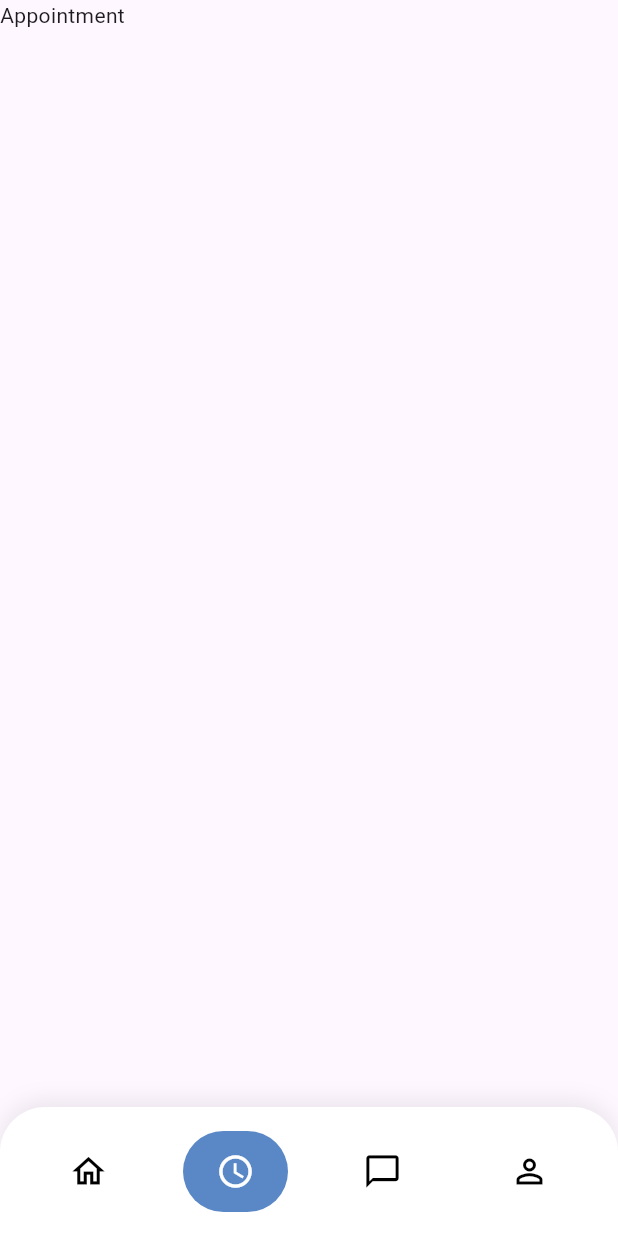
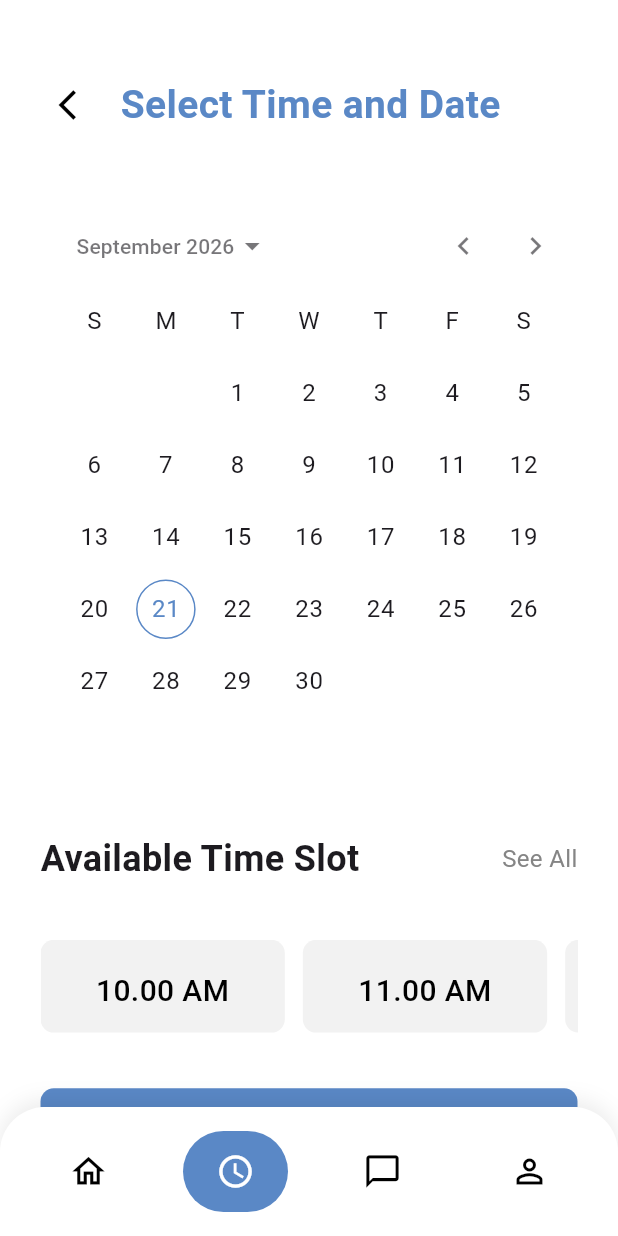
Before and after one commit to nouraalmufty-205/workshop, a Flutter app: the screen it shows after launch, item 2 of the bottom bar chosen, on a phone screen of 412 x 824 dp. Run offline on Flutter 3.47's test engine with Material 3 defaults, Android fonts, the phone set to English and light mode, and no system bars; drawn by our look-alikes of calendar_date_picker2, google_nav_bar; our stand-ins replace carousel_slider, flutter_screenutil, smooth_page_indicator.

Commit message:
appointment and select time screens

```diff
--- /dev/null
+++ b/lib/Screens/appointment/widget/timeslot.dart
@@ -0,0 +1,44 @@
+import 'package:flutter/material.dart';
+import 'package:flutter_screenutil/flutter_screenutil.dart';
+
+class TimeSlotButton extends StatefulWidget {
+  final String time;
+
+  const TimeSlotButton({super.key, required this.time});
+
+  @override
+  State<TimeSlotButton> createState() => _TimeSlotButtonState();
+}
+
+class _TimeSlotButtonState extends State<TimeSlotButton> {
+  bool isSelected = false;
+
+  @override
+  Widget build(BuildContext context) {
+    return GestureDetector(
+      onTap: () {
+        setState(() {
+          isSelected = !isSelected;
+        });
+      },
+      child: Container(
+        height: 70.h,
+        width: 170.w,
+        padding: const EdgeInsets.symmetric(vertical: 20, horizontal: 16),
+        decoration: BoxDecoration(
+          color: isSelected ? const Color(0xFF6E85B7) : const Color(0xFFF2F2F2),
+          borderRadius: BorderRadius.circular(10.r),
+        ),
+        child: Text(
+          widget.time,
+          textAlign: TextAlign.center,
+          style: TextStyle(
+            fontSize: 20,
+            fontWeight: FontWeight.w500,
+            color: isSelected ? Colors.white : Colors.black,
+          ),
+        ),
+      ),
+    );
+  }
+}
--- a/lib/Screens/home/homescrn.dart
+++ b/lib/Screens/home/homescrn.dart
@@ -14,7 +14,6 @@ class HomeScreen extends StatelessWidget {
   @override
   Widget build(BuildContext context) {
     return Scaffold(
-      backgroundColor: Colors.white,
       body: SingleChildScrollView(
         child: SafeArea(
           child: Padding(
--- a/lib/Screens/loginscrn.dart
+++ b/lib/Screens/loginscrn.dart
@@ -1,5 +1,5 @@
 import 'package:flutter/material.dart';
-import 'package:workshopapp/widgets/bottom.dart';
+import 'package:workshopapp/widgets/botton.dart';
 import 'package:workshopapp/widgets/validator.dart';
 
 class LoginScreen extends StatelessWidget {
@@ -95,7 +95,7 @@ class LoginScreen extends StatelessWidget {
                 ),
               ),
               SizedBox(height: 40),
-              BlueBottom(title: "Sign Up"),
+              BlueButton(title: "Sign Up"),
               SizedBox(height: 29),
               Align(
                 alignment: AlignmentGeometry.center,
--- a/lib/Screens/navbar.dart
+++ b/lib/Screens/navbar.dart
@@ -3,7 +3,8 @@ import 'package:google_nav_bar/google_nav_bar.dart';
 import 'package:workshopapp/Screens/accountscreen.dart';
 import 'package:workshopapp/Screens/home/homescrn.dart';
 import 'package:workshopapp/Screens/messagescreen.dart';
-import 'package:workshopapp/appointmentscreen.dart';
+
+import 'package:workshopapp/Screens/selecttimeanddate.dart';
 
 class BottomNavBarScreen extends StatefulWidget {
   const BottomNavBarScreen({super.key});
@@ -16,7 +17,7 @@ class _BottomNavBarScreenState extends State<BottomNavBarScreen> {
   int currentIndex = 0;
   final List<Widget> screens = [
     HomeScreen(),
-    AppointmentScreen(),
+    SelectTimeAndDate(),
     MessageScreen(),
     AccountScreen(),
   ];
@@ -24,6 +25,7 @@ class _BottomNavBarScreenState extends State<BottomNavBarScreen> {
   @override
   Widget build(BuildContext context) {
     return Scaffold(
+      backgroundColor: Colors.white,
       body: IndexedStack(index: currentIndex, children: screens),
       bottomNavigationBar: Container(
         decoration: const BoxDecoration(
--- /dev/null
+++ b/lib/Screens/selecttimeanddate.dart
@@ -0,0 +1,79 @@
+import 'package:calendar_date_picker2/calendar_date_picker2.dart';
+import 'package:flutter/material.dart';
+import 'package:flutter_screenutil/flutter_screenutil.dart';
+import 'package:workshopapp/Screens/appointment/widget/timeslot.dart';
+import 'package:workshopapp/Screens/paymentscreen.dart';
+import 'package:workshopapp/widgets/botton.dart';
+import 'package:workshopapp/widgets/pageheader.dart';
+import 'package:workshopapp/widgets/seeall.dart';
+
+class SelectTimeAndDate extends StatefulWidget {
+  const SelectTimeAndDate({super.key});
+
+  @override
+  State<SelectTimeAndDate> createState() => _SelectTimeAndDateState();
+}
+
+class _SelectTimeAndDateState extends State<SelectTimeAndDate> {
+  final List<String> times = const ["10.00 AM", "11.00 AM", "12.00 PM"];
+  List<DateTime?> _dates = [];
+  @override
+  Widget build(BuildContext context) {
+    return SingleChildScrollView(
+      child: Padding(
+        padding: const EdgeInsets.symmetric(horizontal: 27, vertical: 46),
+        child: Column(
+          children: [
+            PageHearder(title: "Select Time and Date"),
+            50.verticalSpace,
+            CalendarDatePicker2(
+              config: CalendarDatePicker2Config(
+                calendarType: CalendarDatePicker2Type.multi,
+                selectedDayHighlightColor: const Color(0xff5A88C6),
+                todayTextStyle: const TextStyle(
+                  color: Colors.black,
+                  fontWeight: FontWeight.w600,
+                ),
+                weekdayLabelTextStyle: const TextStyle(
+                  color: Colors.black,
+                  fontWeight: FontWeight.w600,
+                ),
+                controlsTextStyle: const TextStyle(
+                  color: Colors.black,
+                  fontWeight: FontWeight.w700,
+                  fontSize: 16,
+                ),
+              ),
+              value: _dates,
+              onValueChanged: (dates) => _dates = dates,
+            ),
+            33.verticalSpace,
+            SeeAll(title: "Available Time Slot"),
+            42.verticalSpace,
+            SizedBox(
+              height: 70.h,
+              child: ListView.separated(
+                scrollDirection: Axis.horizontal,
+                itemCount: times.length,
+                separatorBuilder: (context, index) => const SizedBox(width: 12),
+                itemBuilder: (context, index) {
+                  return TimeSlotButton(time: times[index]);
+                },
+              ),
+            ),
+            42.verticalSpace,
+            BlueButton(
+              title: "Set Appointment",
+              onPressed: () {
+                Navigator.push(
+                  context,
+                  MaterialPageRoute(builder: (context) => Paymentscreen()),
+                );
+              },
+            ),
+          ],
+        ),
+      ),
+    );
+  }
+}
--- a/lib/Screens/signup.dart
+++ b/lib/Screens/signup.dart
@@ -1,5 +1,5 @@
 import 'package:flutter/material.dart';
-import 'package:workshopapp/widgets/bottom.dart';
+import 'package:workshopapp/widgets/botton.dart';
 import 'package:workshopapp/widgets/validator.dart';
 
 class SignupScreen extends StatelessWidget {
@@ -85,7 +85,7 @@ class SignupScreen extends StatelessWidget {
                 ),
               ),
               SizedBox(height: 70),
-              BlueBottom(title: "Sign In"),
+              BlueButton(title: "Sign In"),
               SizedBox(height: 29),
               Align(
                 alignment: AlignmentGeometry.center,
--- a/lib/appointmentscreen.dart
+++ /dev/null
@@ -1,10 +0,0 @@
-import 'package:flutter/material.dart';
-
-class AppointmentScreen extends StatelessWidget {
-  const AppointmentScreen({super.key});
-
-  @override
-  Widget build(BuildContext context) {
-    return Column(children: [Text("Appointment")]);
-  }
-}
--- a/lib/widgets/bottom.dart
+++ b/lib/widgets/botton.dart
@@ -1,19 +1,26 @@
 import 'package:flutter/material.dart';
+import 'package:flutter_screenutil/flutter_screenutil.dart';
 
-class BlueBottom extends StatelessWidget {
+class BlueButton extends StatelessWidget {
   final String title;
-  const BlueBottom({super.key, required this.title});
+  final Function()? onPressed;
+  const BlueButton({super.key, required this.title, this.onPressed});
 
   @override
   Widget build(BuildContext context) {
     return SizedBox(
       width: double.infinity,
-      height: 70,
+      height: 60.h,
       child: ElevatedButton(
-        onPressed: () {},
+        onPressed: onPressed,
         style: ElevatedButton.styleFrom(
           backgroundColor: Color(0xff5A88C6),
           foregroundColor: Colors.white,
+          surfaceTintColor: Colors.transparent,
+          shape: RoundedRectangleBorder(
+            borderRadius: BorderRadius.circular(10.r),
+          ),
+          elevation: 0,
         ),
         child: Text(
           title,
--- a/lib/widgets/pageheader.dart
+++ b/lib/widgets/pageheader.dart
@@ -1,4 +1,5 @@
 import 'package:flutter/material.dart';
+import 'package:flutter_screenutil/flutter_screenutil.dart';
 
 class PageHearder extends StatelessWidget {
   final String title;
@@ -14,15 +15,23 @@ class PageHearder extends StatelessWidget {
             Navigator.pop(context);
           },
         ),
-        SizedBox(width: 55),
-        Text(
-          title,
-          style: TextStyle(
-            fontWeight: FontWeight.w700,
-            fontSize: 26,
-            color: Color(0xff5A88C6),
+
+        Expanded(
+          child: Center(
+            child: FittedBox(
+              fit: BoxFit.scaleDown,
+              child: Text(
+                title,
+                style: TextStyle(
+                  fontWeight: FontWeight.w700,
+                  fontSize: 26,
+                  color: Color(0xff5A88C6),
+                ),
+              ),
+            ),
           ),
         ),
+        48.horizontalSpace,
       ],
     );
   }
--- /dev/null
+++ b/lib/widgets/seeall.dart
@@ -0,0 +1,27 @@
+import 'package:flutter/material.dart';
+import 'package:workshopapp/Screens/home/homescreens/categoriesscreen.dart';
+
+class SeeAll extends StatelessWidget {
+  final String title;
+  const SeeAll({super.key, required this.title});
+
+  @override
+  Widget build(BuildContext context) {
+    return Row(
+      mainAxisAlignment: MainAxisAlignment.spaceBetween,
+      children: [
+        Text(
+          title,
+          style: TextStyle(fontSize: 24, fontWeight: FontWeight.w600),
+        ),
+        GestureDetector(
+          onTap: () {},
+          child: Text(
+            "See All",
+            style: TextStyle(fontSize: 16, color: Color(0xff858585)),
+          ),
+        ),
+      ],
+    );
+  }
+}
--- a/pubspec.yaml
+++ b/pubspec.yaml
@@ -39,6 +39,7 @@ dependencies:
   smooth_page_indicator: ^3.0.0
   flutter_screenutil: ^5.9.3
   google_nav_bar: ^5.0.7
+  calendar_date_picker2: ^3.0.0
 
 dev_dependencies:
   flutter_test:
```
Also changed, not shown: lib/Screens/appointment/appointmentscreen.dart (added, +149 -0 lines), lib/Screens/home/widgets/doctorcard.dart (+9 -1 lines), lib/Screens/paymentscreen.dart (added, +13 -0 lines), assets/rectman.png (added), pubspec.lock.
